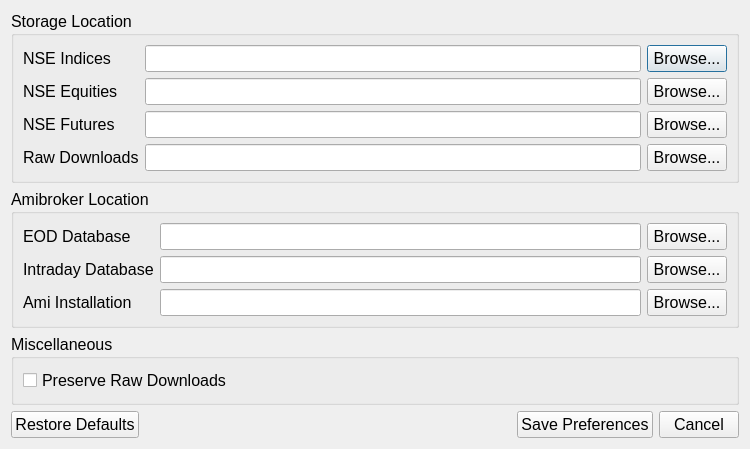
Before: the Qt Designer form ui_design/Preferences_design.ui in codeaditya/boring_gorilla, drawn with Qt 5.
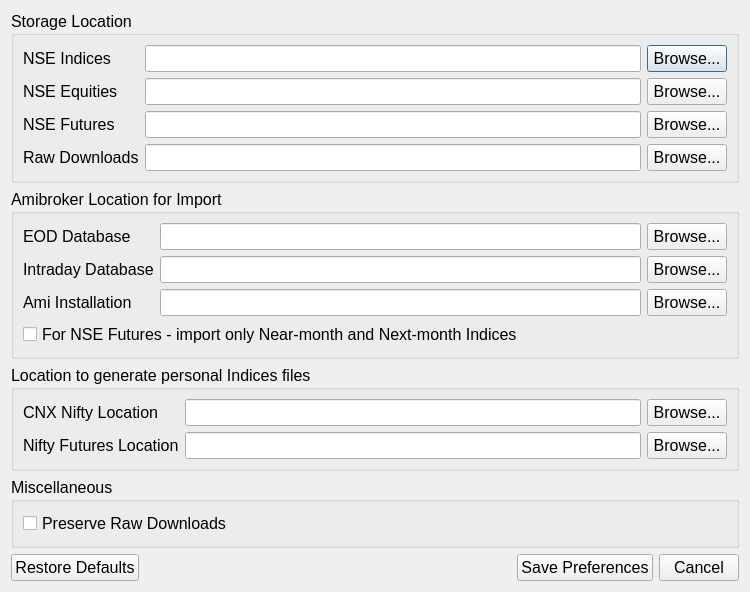
After: the same form once the commit is applied.

Commit message: updated the design files to fix tab order and added new preferences to preferences dialog with their respective functionality

Patch:
```diff
--- a/ui_design/Preferences_design.ui
+++ b/ui_design/Preferences_design.ui
@@ -7,7 +7,7 @@
     <x>0</x>
     <y>0</y>
     <width>750</width>
-    <height>446</height>
+    <height>560</height>
    </rect>
   </property>
   <property name="font">
@@ -100,7 +100,7 @@
    <item row="1" column="0">
     <widget class="QGroupBox" name="ami_location_prefs">
      <property name="title">
-      <string>Amibroker Location</string>
+      <string>Amibroker Location for Import</string>
      </property>
      <layout class="QGridLayout" name="gridLayout_2">
       <item row="0" column="0">
@@ -154,10 +154,21 @@
         </property>
        </widget>
       </item>
+      <item row="3" column="0" colspan="3">
+       <layout class="QHBoxLayout" name="horizontalLayout_2">
+        <item>
+         <widget class="QCheckBox" name="import_selected_nse_futures">
+          <property name="text">
+           <string>For NSE Futures - import only Near-month and Next-month Indices</string>
+          </property>
+         </widget>
+        </item>
+       </layout>
+      </item>
      </layout>
     </widget>
    </item>
-   <item row="2" column="0">
+   <item row="3" column="0">
     <widget class="QGroupBox" name="miscellaneous_prefs">
      <property name="title">
       <string>Miscellaneous</string>
@@ -173,7 +184,7 @@
      </layout>
     </widget>
    </item>
-   <item row="3" column="0">
+   <item row="4" column="0">
     <layout class="QHBoxLayout" name="horizontalLayout">
      <item>
       <widget class="QPushButton" name="restore_default_preferences">
@@ -211,6 +222,49 @@
      </item>
     </layout>
    </item>
+   <item row="2" column="0">
+    <widget class="QGroupBox" name="generate_indices_prefs">
+     <property name="title">
+      <string>Location to generate personal Indices files</string>
+     </property>
+     <layout class="QGridLayout" name="gridLayout_5">
+      <item row="0" column="0">
+       <widget class="QLabel" name="label_8">
+        <property name="text">
+         <string>CNX Nifty Location</string>
+        </property>
+       </widget>
+      </item>
+      <item row="0" column="1">
+       <widget class="QLineEdit" name="personal_nifty_index_file"/>
+      </item>
+      <item row="0" column="2">
+       <widget class="QPushButton" name="browse_personal_nifty_index">
+        <property name="text">
+         <string>Browse...</string>
+        </property>
+       </widget>
+      </item>
+      <item row="1" column="0">
+       <widget class="QLabel" name="label_9">
+        <property name="text">
+         <string>Nifty Futures Location</string>
+        </property>
+       </widget>
+      </item>
+      <item row="1" column="1">
+       <widget class="QLineEdit" name="personal_nifty_futures_file"/>
+      </item>
+      <item row="1" column="2">
+       <widget class="QPushButton" name="browse_personal_nifty_futures">
+        <property name="text">
+         <string>Browse...</string>
+        </property>
+       </widget>
+      </item>
+     </layout>
+    </widget>
+   </item>
   </layout>
  </widget>
  <resources/>
```
Left out of the diff: 27 changed lines with no effect on the pictures. The commit also changes 5 other files.
